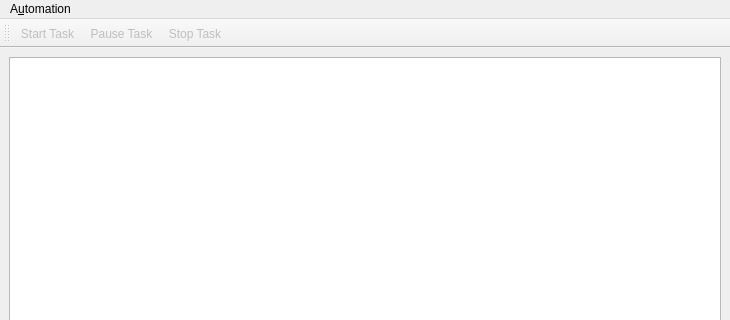
Above: gui/automation/ui_autogui.ui from Ulm-IQO/qudi before the change; both pictures show x 0 to 730 and y 0 to 320 of the 730 by 600 pixel window. Below: the same form after it.
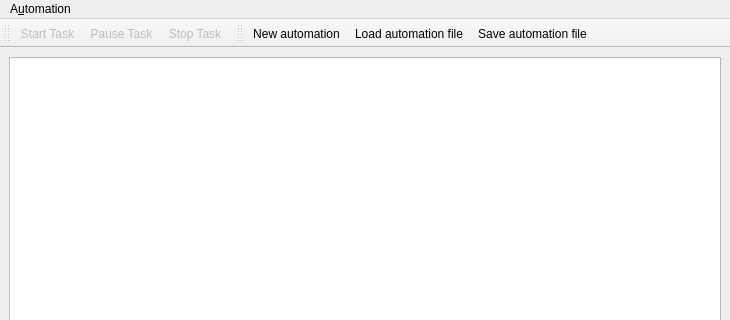
That is the form after the change. Icons and pictures are not drawn.

What changed in the file:
```diff
--- a/gui/automation/ui_autogui.ui
+++ b/gui/automation/ui_autogui.ui
@@ -58,6 +58,20 @@
    <addaction name="actionPause_Task"/>
    <addaction name="actionStop_Task"/>
   </widget>
+  <widget class="QToolBar" name="fileToolBar">
+   <property name="windowTitle">
+    <string>toolBar_2</string>
+   </property>
+   <attribute name="toolBarArea">
+    <enum>TopToolBarArea</enum>
+   </attribute>
+   <attribute name="toolBarBreak">
+    <bool>false</bool>
+   </attribute>
+   <addaction name="actionNew_automation"/>
+   <addaction name="actionLoad_automation_file"/>
+   <addaction name="actionSave_automation_file"/>
+  </widget>
   <action name="actionStart_Task">
    <property name="enabled">
     <bool>false</bool>
@@ -102,6 +116,38 @@
     <string>Stop Task</string>
    </property>
   </action>
+  <action name="actionLoad_automation_file">
+   <property name="icon">
+    <iconset>
+     <normaloff>../../artwork/icons/oxygen/22x22/document-open.png</normaloff>../../artwork/icons/oxygen/22x22/document-open.png</iconset>
+   </property>
+   <property name="text">
+    <string>Load automation file</string>
+   </property>
+  </action>
+  <action name="actionSave_automation_file">
+   <property name="icon">
+    <iconset>
+     <normaloff>../../artwork/icons/oxygen/22x22/document-save.png</normaloff>../../artwork/icons/oxygen/22x22/document-save.png</iconset>
+   </property>
+   <property name="text">
+    <string>Save automation file</string>
+   </property>
+  </action>
+  <action name="actionSave_automation_as">
+   <property name="text">
+    <string>Save automation as</string>
+   </property>
+  </action>
+  <action name="actionNew_automation">
+   <property name="icon">
+    <iconset>
+     <normaloff>../../artwork/icons/oxygen/22x22/document-new.png</normaloff>../../artwork/icons/oxygen/22x22/document-new.png</iconset>
+   </property>
+   <property name="text">
+    <string>New automation</string>
+   </property>
+  </action>
  </widget>
  <resources/>
  <connections>
```
Left out of the diff: 14 changed lines with no effect on the pictures.
